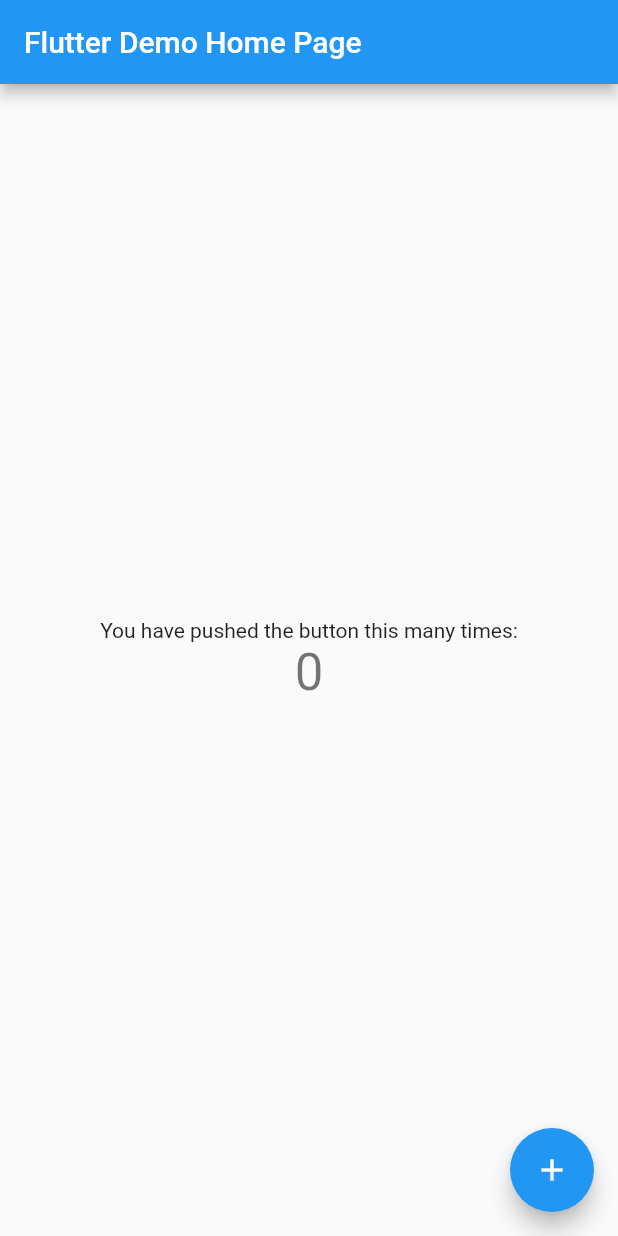
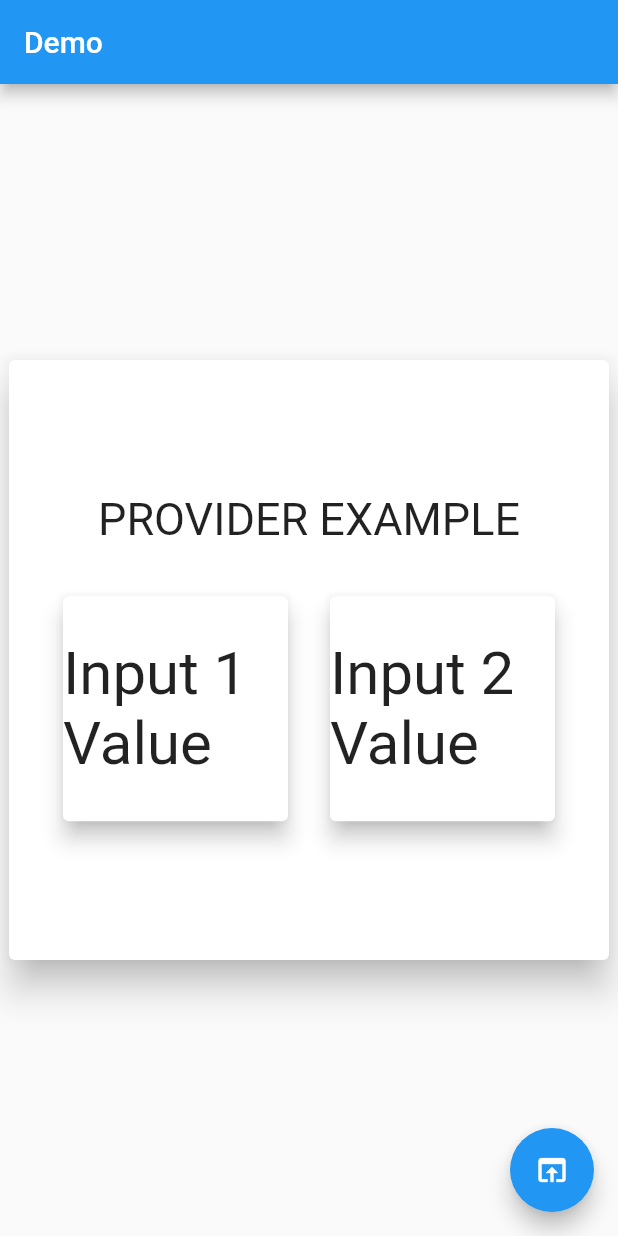
Before and after one commit to development1soft/Flutter-Mastering-Level-6, a Flutter app: the screen it shows after launch, on a phone screen of 412 x 824 dp. Run offline on Flutter 3.47's test engine with Material 2 defaults, Android fonts, the phone set to English and light mode, and no system bars.

Commit message:
example 1 part 1 done

```diff
--- /dev/null
+++ b/lib/dashboard.dart
@@ -0,0 +1,31 @@
+import 'package:flutter/material.dart';
+import 'input_1.dart';
+import 'input_2.dart';
+
+class Dashboard extends StatelessWidget {
+  @override
+  Widget build(BuildContext context) {
+    return Card(
+      elevation: 10,
+      child: Container(
+        width: 400,
+        height: 400,
+        child: Column(
+          mainAxisAlignment: MainAxisAlignment.center,
+          children: [
+            Text("PROVIDER EXAMPLE", style: TextStyle(fontSize: 30)),
+            SizedBox(height: 30),
+            Row(
+              mainAxisAlignment: MainAxisAlignment.center,
+              children: [
+                Input1Value(),
+                SizedBox(width: 20),
+                Input2Value(),
+              ],
+            ),
+          ],
+        ),
+      ),
+    );
+  }
+}
--- /dev/null
+++ b/lib/input_1.dart
@@ -0,0 +1,17 @@
+import 'package:flutter/material.dart';
+
+class Input1Value extends StatelessWidget {
+  @override
+  Widget build(BuildContext context) {
+    return Card(
+      elevation: 6,
+      child: Container(
+        width: 150,
+        height: 150,
+        child: Center(
+          child: Text("Input 1 Value", style: TextStyle(fontSize: 40)),
+        ),
+      ),
+    );
+  }
+}
--- /dev/null
+++ b/lib/input_2.dart
@@ -0,0 +1,17 @@
+import 'package:flutter/material.dart';
+
+class Input2Value extends StatelessWidget {
+  @override
+  Widget build(BuildContext context) {
+    return Card(
+      elevation: 6,
+      child: Container(
+        width: 150,
+        height: 150,
+        child: Center(
+          child: Text("Input 2 Value", style: TextStyle(fontSize: 40)),
+        ),
+      ),
+    );
+  }
+}
--- a/lib/main.dart
+++ b/lib/main.dart
@@ -1,111 +1,87 @@
 import 'package:flutter/material.dart';
+import 'dashboard.dart';
 
 void main() => runApp(MyApp());
 
-class MyApp extends StatelessWidget {
-  // This widget is the root of your application.
+class MyApp extends StatefulWidget {
+  @override
+  _MyAppState createState() => _MyAppState();
+}
+
+class _MyAppState extends State<MyApp> {
   @override
   Widget build(BuildContext context) {
     return MaterialApp(
-      title: 'Flutter Demo',
-      theme: ThemeData(
-        // This is the theme of your application.
-        //
-        // Try running your application with "flutter run". You'll see the
-        // application has a blue toolbar. Then, without quitting the app, try
-        // changing the primarySwatch below to Colors.green and then invoke
-        // "hot reload" (press "r" in the console where you ran "flutter run",
-        // or simply save your changes to "hot reload" in a Flutter IDE).
-        // Notice that the counter didn't reset back to zero; the application
-        // is not restarted.
-        primarySwatch: Colors.blue,
-      ),
-      home: MyHomePage(title: 'Flutter Demo Home Page'),
+      debugShowCheckedModeBanner: false,
+      home: CounterPro(),
     );
   }
 }
 
-class MyHomePage extends StatefulWidget {
-  MyHomePage({Key key, this.title}) : super(key: key);
-
-  // This widget is the home page of your application. It is stateful, meaning
-  // that it has a State object (defined below) that contains fields that affect
-  // how it looks.
-
-  // This class is the configuration for the state. It holds the values (in this
-  // case the title) provided by the parent (in this case the App widget) and
-  // used by the build method of the State. Fields in a Widget subclass are
-  // always marked "final".
-
-  final String title;
-
+class CounterPro extends StatefulWidget {
   @override
-  _MyHomePageState createState() => _MyHomePageState();
+  _CounterProState createState() => _CounterProState();
 }
 
-class _MyHomePageState extends State<MyHomePage> {
-  int _counter = 0;
+class _CounterProState extends State<CounterPro> {
 
-  void _incrementCounter() {
-    setState(() {
-      // This call to setState tells the Flutter framework that something has
-      // changed in this State, which causes it to rerun the build method below
-      // so that the display can reflect the updated values. If we changed
-      // _counter without calling setState(), then the build method would not be
-      // called again, and so nothing would appear to happen.
-      _counter++;
-    });
-  }
+  TextEditingController input1Controller = TextEditingController();
+
+  TextEditingController input2Controller = TextEditingController();
 
   @override
   Widget build(BuildContext context) {
-    // This method is rerun every time setState is called, for instance as done
-    // by the _incrementCounter method above.
-    //
-    // The Flutter framework has been optimized to make rerunning build methods
-    // fast, so that you can just rebuild anything that needs updating rather
-    // than having to individually change instances of widgets.
     return Scaffold(
-      appBar: AppBar(
-        // Here we take the value from the MyHomePage object that was created by
-        // the App.build method, and use it to set our appbar title.
-        title: Text(widget.title),
-      ),
+      appBar: AppBar(title: Text('Demo')),
       body: Center(
-        // Center is a layout widget. It takes a single child and positions it
-        // in the middle of the parent.
-        child: Column(
-          // Column is also a layout widget. It takes a list of children and
-          // arranges them vertically. By default, it sizes itself to fit its
-          // children horizontally, and tries to be as tall as its parent.
-          //
-          // Invoke "debug painting" (press "p" in the console, choose the
-          // "Toggle Debug Paint" action from the Flutter Inspector in Android
-          // Studio, or the "Toggle Debug Paint" command in Visual Studio Code)
-          // to see the wireframe for each widget.
-          //
-          // Column has various properties to control how it sizes itself and
-          // how it positions its children. Here we use mainAxisAlignment to
-          // center the children vertically; the main axis here is the vertical
-          // axis because Columns are vertical (the cross axis would be
-          // horizontal).
-          mainAxisAlignment: MainAxisAlignment.center,
-          children: <Widget>[
-            Text(
-              'You have pushed the button this many times:',
-            ),
-            Text(
-              '$_counter',
-              style: Theme.of(context).textTheme.display1,
-            ),
-          ],
-        ),
+        child: Dashboard(),
       ),
       floatingActionButton: FloatingActionButton(
-        onPressed: _incrementCounter,
-        tooltip: 'Increment',
-        child: Icon(Icons.add),
-      ), // This trailing comma makes auto-formatting nicer for build methods.
+        child: Icon(Icons.open_in_browser),
+        onPressed: () {
+          return showDialog<void>(
+            context: context,
+            builder: (BuildContext context) {
+              return AlertDialog(
+                title: const Text('Enter Your Values'),
+                content: SingleChildScrollView(
+                  child: Container(
+                    width: MediaQuery.of(context).size.width,
+                    height: 150,
+                    child: ListView(
+                      children: <Widget>[
+                        TextFormField(
+                          controller: input1Controller,
+                          decoration: InputDecoration(
+                            hintText: 'Input 1 Value',
+                          ),
+                        ),
+                        SizedBox(
+                          height: 10,
+                        ),
+                        TextFormField(
+                          controller: input2Controller,
+                          decoration: InputDecoration(
+                            hintText: 'Input 2 Value',
+                          ),
+                        )
+                      ],
+                    ),
+                  ),
+                ),
+                actions: <Widget>[
+                  FlatButton(
+                    child: const Text('Save'),
+                    onPressed: () {
+                      print('save');
+                    },
+                  ),
+                ],
+              );
+            },
+          );
+        },
+      ),
     );
   }
 }
```
Also changed, not shown: lib/providers/InputValuesProvider.dart (added, +21 -0 lines).
